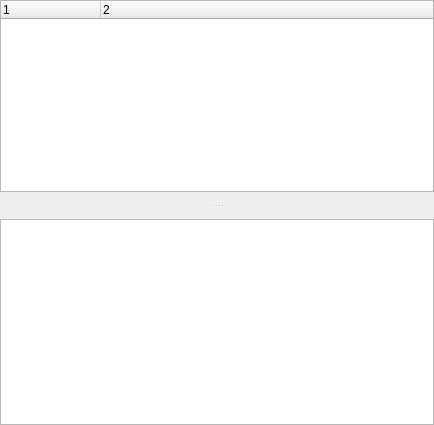
This is qrenderdoc/Windows/APIInspector.ui in baldurk/renderdoc as Qt 5 draws it before an edit. The edited form follows.
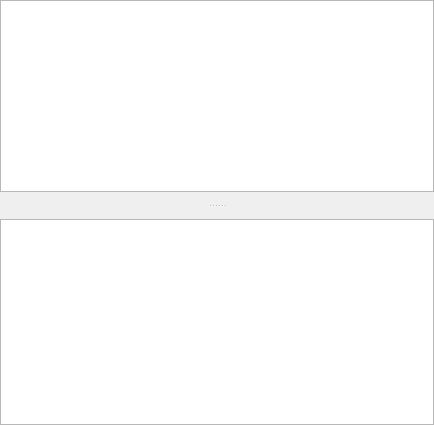
This is the edited form. Custom widgets are drawn as their Qt base class.

Commit message:
Use new RDTreeWidget everywhere in favour of QTreeWidget
* Since we're promoting everything, we reset the behaviour of
  RDTreeWidget so that it's not doing anything different by default.
* RDTreeWidget's interface is a bit different, exposing some useful
  things like a single selected item and so on.
* We also can't set columns in the Qt Creator UI anymore, so we set them
  from code.

```diff
--- a/qrenderdoc/Windows/APIInspector.ui
+++ b/qrenderdoc/Windows/APIInspector.ui
@@ -37,7 +37,7 @@
      <property name="handleWidth">
       <number>27</number>
      </property>
-     <widget class="QTreeWidget" name="apiEvents">
+     <widget class="RDTreeWidget" name="apiEvents">
       <property name="editTriggers">
        <set>QAbstractItemView::NoEditTriggers</set>
       </property>
@@ -59,19 +59,6 @@
       <property name="allColumnsShowFocus">
        <bool>true</bool>
       </property>
-      <property name="columnCount">
-       <number>2</number>
-      </property>
-      <column>
-       <property name="text">
-        <string notr="true">1</string>
-       </property>
-      </column>
-      <column>
-       <property name="text">
-        <string notr="true">2</string>
-       </property>
-      </column>
      </widget>
      <widget class="QListWidget" name="callstack">
       <property name="sizePolicy">
@@ -86,6 +73,11 @@
   </layout>
  </widget>
  <customwidgets>
+  <customwidget>
+   <class>RDTreeWidget</class>
+   <extends>QTreeView</extends>
+   <header>Widgets/Extended/RDTreeWidget.h</header>
+  </customwidget>
   <customwidget>
    <class>RDSplitter</class>
    <extends>QSplitter</extends>
```
The commit also changes 31 other files.
